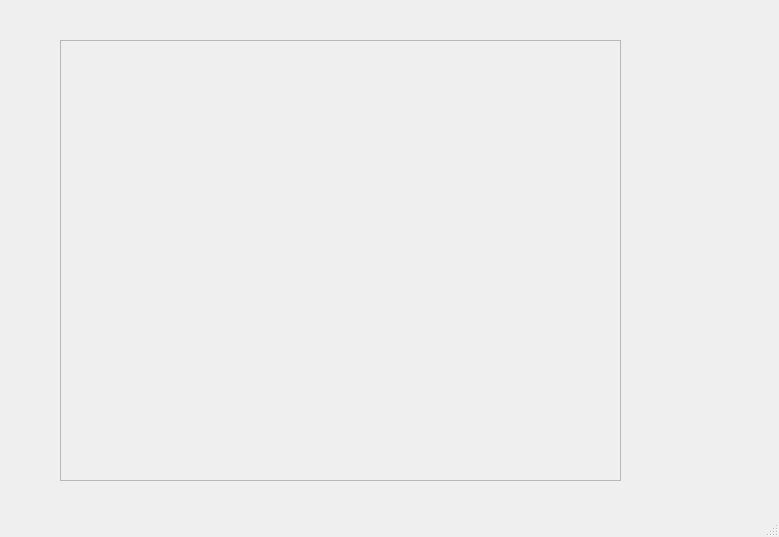
The window that ui/mainwindow.ui (KitiHey/vic2tool) describes before a commit, drawn with Qt 5.
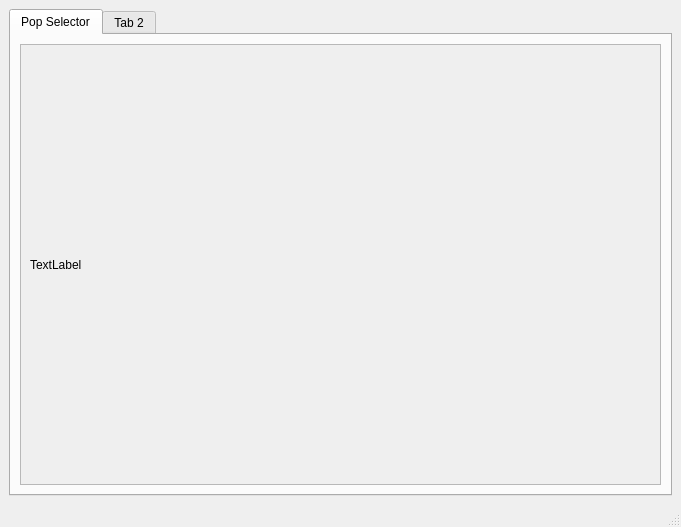
The same window after the commit.

```diff
--- a/ui/mainwindow.ui
+++ b/ui/mainwindow.ui
@@ -6,22 +6,32 @@
    <rect>
     <x>0</x>
     <y>0</y>
-    <width>779</width>
-    <height>537</height>
+    <width>681</width>
+    <height>527</height>
    </rect>
   </property>
   <property name="windowTitle">
    <string>MainWindow</string>
   </property>
   <widget class="QWidget" name="centralwidget">
-   <widget class="QScrollArea" name="imagePreviewFrame">
-    <property name="geometry">
-     <rect>
-      <x>60</x>
-      <y>40</y>
-      <width>561</width>
-      <height>441</height>
-     </rect>
+   <layout class="QGridLayout" name="gridLayout">
+    <item row="0" column="0">
+     <widget class="QTabWidget" name="tabWidget">
+      <property name="currentIndex">
+       <number>0</number>
+      </property>
+      <widget class="QWidget" name="tab">
+       <attribute name="title">
+        <string>Pop Selector</string>
+       </attribute>
+       <layout class="QHBoxLayout" name="horizontalLayout_2">
+        <item>
+         <widget class="QScrollArea" name="mapPreviewScroll">
+          <property name="sizePolicy">
+           <sizepolicy hsizetype="Expanding" vsizetype="Expanding">
+            <horstretch>0</horstretch>
+            <verstretch>0</verstretch>
+           </sizepolicy>
     </property>
     <property name="widgetResizable">
      <bool>true</bool>
@@ -31,12 +41,32 @@
       <rect>
        <x>0</x>
        <y>0</y>
-       <width>559</width>
-       <height>439</height>
-      </rect>
-     </property>
-    </widget>
-   </widget>
+             <width>639</width>
+             <height>416</height>
+            </rect>
+           </property>
+           <layout class="QVBoxLayout" name="verticalLayout_2">
+            <item>
+             <widget class="QLabel" name="popSelectorImg">
+              <property name="text">
+               <string>TextLabel</string>
+              </property>
+             </widget>
+            </item>
+           </layout>
+          </widget>
+         </widget>
+        </item>
+       </layout>
+      </widget>
+      <widget class="QWidget" name="tab_2">
+       <attribute name="title">
+        <string>Tab 2</string>
+       </attribute>
+      </widget>
+     </widget>
+    </item>
+   </layout>
   </widget>
   <widget class="QMenuBar" name="menubar">
    <property name="geometry">
```
Left out of the diff: 4 changed lines with no effect on the pictures. Lines whose indentation alone changed are shown as unchanged.
